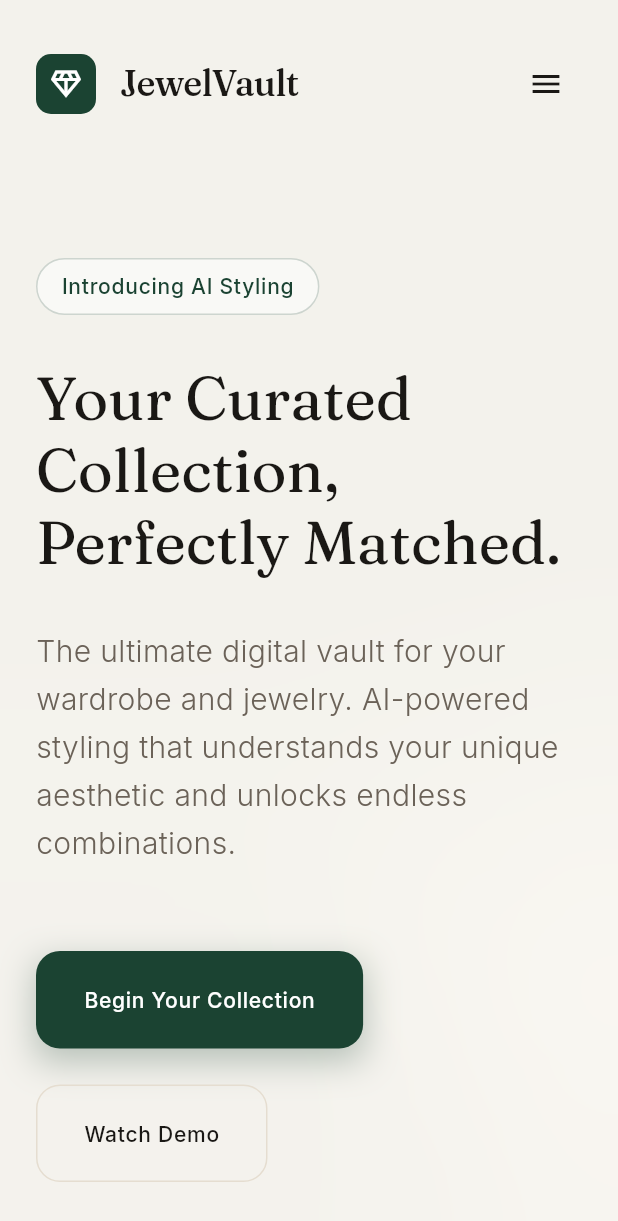
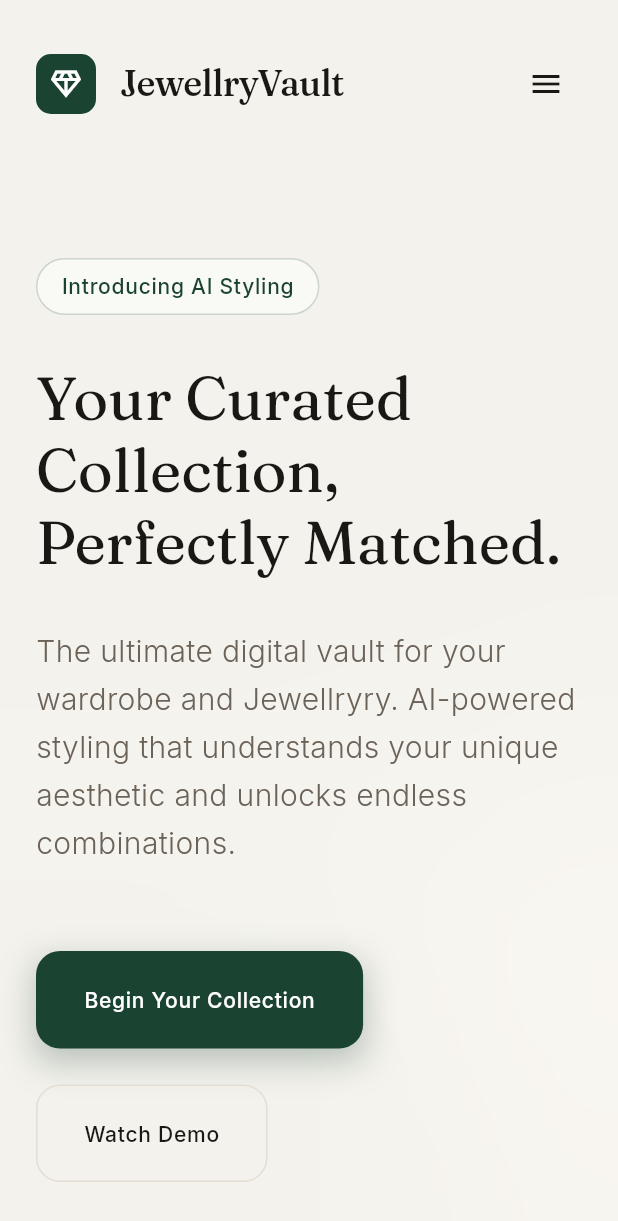
Before and after one commit to Krithi-Acharya/jewellry_vault, a Flutter app: the screen it shows after launch, after a tap on the "menu" icon, on a phone screen of 412 x 824 dp. Shown: the top 1221 px of the screen. Run offline on Flutter 3.47's test engine with Material 3 defaults, Android fonts, the phone set to English and light mode, and no system bars; our stand-ins replace google_fonts.

Commit message:
Changed names from jewel to jewellry

```diff
--- a/lib/landing_page.dart
+++ b/lib/landing_page.dart
@@ -2,7 +2,7 @@ import 'dart:ui';
 import 'package:flutter/material.dart';
 import 'package:google_fonts/google_fonts.dart';
 
-class JewelVaultColors {
+class JewellryVaultColors {
   static const Color background = Color(0xFFFCF9F4);
   static const Color primaryEmerald = Color(0xFF1B4332);
   static const Color darkEmerald = Color(0xFF012D1D);
@@ -12,11 +12,11 @@ class JewelVaultColors {
   static const Color secondaryText = Color(0xFF6B6258);
 }
 
-class JewelVaultTypography {
+class JewellryVaultTypography {
   static TextStyle displayMassive = GoogleFonts.fraunces(
     fontSize: 84,
     fontWeight: FontWeight.w400,
-    color: JewelVaultColors.primaryText,
+    color: JewellryVaultColors.primaryText,
     height: 1.1,
     letterSpacing: -0.03,
   );
@@ -24,7 +24,7 @@ class JewelVaultTypography {
   static TextStyle displayLarge = GoogleFonts.fraunces(
     fontSize: 56,
     fontWeight: FontWeight.w400,
-    color: JewelVaultColors.primaryText,
+    color: JewellryVaultColors.primaryText,
     height: 1.15,
     letterSpacing: -0.02,
   );
@@ -32,7 +32,7 @@ class JewelVaultTypography {
   static TextStyle displayMedium = GoogleFonts.fraunces(
     fontSize: 40,
     fontWeight: FontWeight.w400,
-    color: JewelVaultColors.primaryText,
+    color: JewellryVaultColors.primaryText,
     height: 1.2,
     letterSpacing: -0.01,
   );
@@ -40,27 +40,27 @@ class JewelVaultTypography {
   static TextStyle headingLarge = GoogleFonts.fraunces(
     fontSize: 28,
     fontWeight: FontWeight.w500,
-    color: JewelVaultColors.primaryText,
+    color: JewellryVaultColors.primaryText,
     height: 1.4,
   );
 
   static TextStyle headingMedium = GoogleFonts.fraunces(
     fontSize: 22,
     fontWeight: FontWeight.w500,
-    color: JewelVaultColors.primaryText,
+    color: JewellryVaultColors.primaryText,
   );
 
   static TextStyle bodyLarge = GoogleFonts.inter(
     fontSize: 20,
     fontWeight: FontWeight.w300,
-    color: JewelVaultColors.secondaryText,
+    color: JewellryVaultColors.secondaryText,
     height: 1.6,
   );
 
   static TextStyle bodyMedium = GoogleFonts.inter(
     fontSize: 16,
     fontWeight: FontWeight.w400,
-    color: JewelVaultColors.secondaryText,
+    color: JewellryVaultColors.secondaryText,
     height: 1.6,
   );
 
@@ -77,7 +77,7 @@ class LandingPage extends StatelessWidget {
   @override
   Widget build(BuildContext context) {
     return Scaffold(
-      backgroundColor: JewelVaultColors.background,
+      backgroundColor: JewellryVaultColors.background,
       body: Stack(
         children: [
           // Background ambient blurs
@@ -89,7 +89,7 @@ class LandingPage extends StatelessWidget {
               height: 800,
               decoration: BoxDecoration(
                 shape: BoxShape.circle,
-                color: JewelVaultColors.primaryEmerald.withOpacity(0.04),
+                color: JewellryVaultColors.primaryEmerald.withOpacity(0.04),
               ),
               child: BackdropFilter(
                 filter: ImageFilter.blur(sigmaX: 100, sigmaY: 100),
@@ -105,7 +105,7 @@ class LandingPage extends StatelessWidget {
               height: 600,
               decoration: BoxDecoration(
                 shape: BoxShape.circle,
-                color: JewelVaultColors.primaryEmerald.withOpacity(0.03),
+                color: JewellryVaultColors.primaryEmerald.withOpacity(0.03),
               ),
               child: BackdropFilter(
                 filter: ImageFilter.blur(sigmaX: 80, sigmaY: 80),
@@ -154,15 +154,15 @@ class _NavBar extends StatelessWidget {
               Container(
                 padding: const EdgeInsets.all(8),
                 decoration: BoxDecoration(
-                  color: JewelVaultColors.primaryEmerald,
+                  color: JewellryVaultColors.primaryEmerald,
                   borderRadius: BorderRadius.circular(10),
                 ),
                 child: const Icon(Icons.diamond_outlined, color: Colors.white, size: 24),
               ),
               const SizedBox(width: 16),
               Text(
-                'JewelVault',
-                style: JewelVaultTypography.headingLarge.copyWith(fontSize: 24, letterSpacing: -0.5),
+                'JewellryVault',
+                style: JewellryVaultTypography.headingLarge.copyWith(fontSize: 24, letterSpacing: -0.5),
               ),
             ],
           ),
@@ -186,7 +186,7 @@ class _NavBar extends StatelessWidget {
             )
           else
             IconButton(
-              icon: const Icon(Icons.menu, color: JewelVaultColors.primaryText),
+              icon: const Icon(Icons.menu, color: JewellryVaultColors.primaryText),
               onPressed: () {},
             ),
           if (isDesktop)
@@ -207,8 +207,8 @@ class _NavTextButton extends StatelessWidget {
     return TextButton(
       onPressed: () {},
       style: TextButton.styleFrom(
-        foregroundColor: JewelVaultColors.primaryText,
-        textStyle: JewelVaultTypography.labelLarge,
+        foregroundColor: JewellryVaultColors.primaryText,
+        textStyle: JewellryVaultTypography.labelLarge,
       ),
       child: Text(text),
     );
@@ -229,7 +229,7 @@ class _PrimaryButton extends StatelessWidget {
         boxShadow: [
           if (isDark)
             BoxShadow(
-              color: JewelVaultColors.primaryEmerald.withOpacity(0.3),
+              color: JewellryVaultColors.primaryEmerald.withOpacity(0.3),
               blurRadius: 20,
               offset: const Offset(0, 8),
             )
@@ -238,14 +238,14 @@ class _PrimaryButton extends StatelessWidget {
       child: ElevatedButton(
         onPressed: onPressed ?? () {},
         style: ElevatedButton.styleFrom(
-          backgroundColor: isDark ? JewelVaultColors.primaryEmerald : Colors.white,
-          foregroundColor: isDark ? Colors.white : JewelVaultColors.primaryEmerald,
+          backgroundColor: isDark ? JewellryVaultColors.primaryEmerald : Colors.white,
+          foregroundColor: isDark ? Colors.white : JewellryVaultColors.primaryEmerald,
           elevation: 0,
           padding: const EdgeInsets.symmetric(horizontal: 32, vertical: 24),
           shape: RoundedRectangleBorder(
             borderRadius: BorderRadius.circular(16),
           ),
-          textStyle: JewelVaultTypography.labelLarge,
+          textStyle: JewellryVaultTypography.labelLarge,
         ),
         child: Text(text),
       ),
@@ -271,24 +271,24 @@ class _HeroSection extends StatelessWidget {
           Container(
             padding: const EdgeInsets.symmetric(horizontal: 16, vertical: 8),
             decoration: BoxDecoration(
-              border: Border.all(color: JewelVaultColors.primaryEmerald.withOpacity(0.2)),
+              border: Border.all(color: JewellryVaultColors.primaryEmerald.withOpacity(0.2)),
               borderRadius: BorderRadius.circular(32),
               color: Colors.white.withOpacity(0.5),
             ),
             child: Text(
               'Introducing AI Styling',
-              style: JewelVaultTypography.labelLarge.copyWith(color: JewelVaultColors.primaryEmerald),
+              style: JewellryVaultTypography.labelLarge.copyWith(color: JewellryVaultColors.primaryEmerald),
             ),
           ),
           const SizedBox(height: 32),
           Text(
             'Your Curated Collection,\nPerfectly Matched.',
-            style: isDesktop ? JewelVaultTypography.displayMassive : JewelVaultTypography.displayMedium,
+            style: isDesktop ? JewellryVaultTypography.displayMassive : JewellryVaultTypography.displayMedium,
           ),
           const SizedBox(height: 32),
           Text(
-            'The ultimate digital vault for your wardrobe and jewelry. AI-powered styling that understands your unique aesthetic and unlocks endless combinations.',
-            style: JewelVaultTypography.bodyLarge,
+            'The ultimate digital vault for your wardrobe and Jewellryry. AI-powered styling that understands your unique aesthetic and unlocks endless combinations.',
+            style: JewellryVaultTypography.bodyLarge,
           ),
           const SizedBox(height: 56),
           Wrap(
@@ -299,13 +299,13 @@ class _HeroSection extends StatelessWidget {
               OutlinedButton(
                 onPressed: () {},
                 style: OutlinedButton.styleFrom(
-                  foregroundColor: JewelVaultColors.primaryText,
-                  side: const BorderSide(color: JewelVaultColors.border, width: 1),
+                  foregroundColor: JewellryVaultColors.primaryText,
+                  side: const BorderSide(color: JewellryVaultColors.border, width: 1),
                   padding: const EdgeInsets.symmetric(horizontal: 32, vertical: 24),
                   shape: RoundedRectangleBorder(
                     borderRadius: BorderRadius.circular(16),
                   ),
-                  textStyle: JewelVaultTypography.labelLarge,
+                  textStyle: JewellryVaultTypography.labelLarge,
                 ),
                 child: const Text('Watch Demo'),
               ),
@@ -346,11 +346,11 @@ class _HeroSection extends StatelessWidget {
                     child: Container(
                       margin: const EdgeInsets.all(12),
                       decoration: BoxDecoration(
-                        color: JewelVaultColors.background,
+                        color: JewellryVaultColors.background,
                         borderRadius: BorderRadius.circular(24),
                       ),
                       child: const Center(
-                        child: Icon(Icons.checkroom_outlined, size: 64, color: JewelVaultColors.border),
+                        child: Icon(Icons.checkroom_outlined, size: 64, color: JewellryVaultColors.border),
                       ),
                     ),
                   ),
@@ -359,9 +359,9 @@ class _HeroSection extends StatelessWidget {
                     child: Column(
                       crossAxisAlignment: CrossAxisAlignment.start,
                       children: [
-                        Text('Silk Slip Dress', style: JewelVaultTypography.headingMedium),
+                        Text('Silk Slip Dress', style: JewellryVaultTypography.headingMedium),
                         const SizedBox(height: 4),
-                        Text('Evening Wear', style: JewelVaultTypography.bodyMedium),
+                        Text('Evening Wear', style: JewellryVaultTypography.bodyMedium),
                       ],
                     ),
                   )
@@ -370,7 +370,7 @@ class _HeroSection extends StatelessWidget {
             ),
           ),
 
-          // Floating Jewelry Card
+          // Floating Jewellryry Card
           Positioned(
             left: isDesktop ? 0 : 10,
             top: isDesktop ? 60 : 20,
@@ -383,7 +383,7 @@ class _HeroSection extends StatelessWidget {
                 border: Border.all(color: Colors.white, width: 2),
                 boxShadow: [
                   BoxShadow(
-                    color: JewelVaultColors.primaryEmerald.withOpacity(0.08),
+                    color: JewellryVaultColors.primaryEmerald.withOpacity(0.08),
                     blurRadius: 30,
                     offset: const Offset(-10, 15),
                   ),
@@ -400,11 +400,11 @@ class _HeroSection extends StatelessWidget {
                         child: Container(
                           margin: const EdgeInsets.all(8),
                           decoration: BoxDecoration(
-                            color: JewelVaultColors.background.withOpacity(0.5),
+                            color: JewellryVaultColors.background.withOpacity(0.5),
                             borderRadius: BorderRadius.circular(16),
                           ),
                           child: const Center(
-                            child: Icon(Icons.diamond_outlined, size: 48, color: JewelVaultColors.primaryEmerald),
+                            child: Icon(Icons.diamond_outlined, size: 48, color: JewellryVaultColors.primaryEmerald),
                           ),
                         ),
                       ),
@@ -413,8 +413,8 @@ class _HeroSection extends StatelessWidget {
                         child: Column(
                           crossAxisAlignment: CrossAxisAlignment.start,
                           children: [
-                            Text('Emerald Pendant', style: JewelVaultTypography.bodyLarge.copyWith(color: JewelVaultColors.primaryText, fontWeight: FontWeight.w500)),
-                            Text('Perfect Match', style: JewelVaultTypography.bodyMedium.copyWith(color: JewelVaultColors.primaryEmerald)),
+                            Text('Emerald Pendant', style: JewellryVaultTypography.bodyLarge.copyWith(color: JewellryVaultColors.primaryText, fontWeight: FontWeight.w500)),
+                            Text('Perfect Match', style: JewellryVaultTypography.bodyMedium.copyWith(color: JewellryVaultColors.primaryEmerald)),
                           ],
                         ),
                       )
@@ -432,11 +432,11 @@ class _HeroSection extends StatelessWidget {
             child: Container(
               padding: const EdgeInsets.symmetric(horizontal: 20, vertical: 12),
               decoration: BoxDecoration(
-                color: JewelVaultColors.primaryEmerald,
+                color: JewellryVaultColors.primaryEmerald,
                 borderRadius: BorderRadius.circular(32),
                 boxShadow: [
                   BoxShadow(
-                    color: JewelVaultColors.primaryEmerald.withOpacity(0.3),
+                    color: JewellryVaultColors.primaryEmerald.withOpacity(0.3),
                     blurRadius: 20,
                     offset: const Offset(0, 10),
                   ),
@@ -447,7 +447,7 @@ class _HeroSection extends StatelessWidget {
                 children: [
                   const Icon(Icons.auto_awesome, color: Colors.white, size: 18),
                   const SizedBox(width: 8),
-                  Text('98% Match', style: JewelVaultTypography.labelLarge.copyWith(color: Colors.white)),
+                  Text('98% Match', style: JewellryVaultTypography.labelLarge.copyWith(color: Colors.white)),
                 ],
               ),
             ),
@@ -503,13 +503,13 @@ class _FeaturesSection extends StatelessWidget {
               children: [
                 Text(
                   'The Art of Curation',
-                  style: isDesktop ? JewelVaultTypography.displayLarge : JewelVaultTypography.displayMedium,
+                  style: isDesktop ? JewellryVaultTypography.displayLarge : JewellryVaultTypography.displayMedium,
                   textAlign: TextAlign.center,
                 ),
                 const SizedBox(height: 24),
                 Text(
-                  'Discover how JewelVault transforms your closet into a boutique experience with intelligent tools designed for the modern collector.',
-                  style: JewelVaultTypography.bodyLarge,
+                  'Discover how JewellryVault transforms your closet into a boutique experience with intelligent tools designed for the modern collector.',
+                  style: JewellryVaultTypography.bodyLarge,
                   textAlign: TextAlign.center,
                 ),
               ],
@@ -532,7 +532,7 @@ class _FeaturesSection extends StatelessWidget {
                   child: _FeatureCard(
                     icon: Icons.auto_awesome_outlined,
                     title: 'AI Match Engine',
-                    description: 'Our proprietary intelligence pairs your jewelry with your garments, unlocking unseen aesthetic combinations.',
+                    description: 'Our proprietary intelligence pairs your Jewellryry with your garments, unlocking unseen aesthetic combinations.',
                   ),
                 ),
                 const SizedBox(width: 40),
@@ -558,7 +558,7 @@ class _FeaturesSection extends StatelessWidget {
                 const _FeatureCard(
                   icon: Icons.auto_awesome_outlined,
                   title: 'AI Match Engine',
-                  description: 'Our proprietary intelligence pairs your jewelry with your garments, unlocking unseen aesthetic combinations.',
+                  description: 'Our proprietary intelligence pairs your Jewellryry with your garments, unlocking unseen aesthetic combinations.',
                 ),
                 const SizedBox(height: 32),
                 const _FeatureCard(
@@ -606,12 +606,12 @@ class _FeatureCardState extends State<_FeatureCard> {
           color: Colors.white,
           borderRadius: BorderRadius.circular(32),
           border: Border.all(
-            color: _isHovered ? JewelVaultColors.primaryEmerald.withOpacity(0.2) : Colors.white,
+            color: _isHovered ? JewellryVaultColors.primaryEmerald.withOpacity(0.2) : Colors.white,
           ),
           boxShadow: [
             BoxShadow(
               color: _isHovered
-                  ? JewelVaultColors.primaryEmerald.withOpacity(0.08)
+                  ? JewellryVaultColors.primaryEmerald.withOpacity(0.08)
                   : Colors.black.withOpacity(0.03),
               blurRadius: _isHovered ? 40 : 20,
               offset: Offset(0, _isHovered ? 20 : 10),
@@ -627,8 +627,8 @@ class _FeatureCardState extends State<_FeatureCard> {
               decoration: BoxDecoration(
                 gradient: LinearGradient(
                   colors: _isHovered
-                      ? [JewelVaultColors.primaryEmerald, JewelVaultColors.darkEmerald]
-                      : [JewelVaultColors.background, JewelVaultColors.background],
+                      ? [JewellryVaultColors.primaryEmerald, JewellryVaultColors.darkEmerald]
+                      : [JewellryVaultColors.background, JewellryVaultColors.background],
                   begin: Alignment.topLeft,
                   end: Alignment.bottomRight,
                 ),
@@ -636,19 +636,19 @@ class _FeatureCardState extends State<_FeatureCard> {
               ),
               child: Icon(
                 widget.icon,
-                color: _isHovered ? Colors.white : JewelVaultColors.primaryEmerald,
+                color: _isHovered ? Colors.white : JewellryVaultColors.primaryEmerald,
                 size: 40,
               ),
             ),
             const SizedBox(height: 40),
             Text(
               widget.title,
-              style: JewelVaultTypography.headingLarge,
+              style: JewellryVaultTypography.headingLarge,
             ),
             const SizedBox(height: 20),
             Text(
               widget.description,
-              style: JewelVaultTypography.bodyLarge,
+              style: JewellryVaultTypography.bodyLarge,
             ),
           ],
         ),
@@ -674,7 +674,7 @@ class _HowItWorksSection extends StatelessWidget {
         children: [
           Text(
             'The Process',
-            style: isDesktop ? JewelVaultTypography.displayLarge : JewelVaultTypography.displayMedium,
+            style: isDesktop ? JewellryVaultTypography.displayLarge : JewellryVaultTypography.displayMedium,
             textAlign: TextAlign.center,
           ),
           const SizedBox(height: 100),
@@ -757,7 +757,7 @@ class _TimelineStep extends StatelessWidget {
           style: GoogleFonts.inter(
             fontSize: 64,
             fontWeight: FontWeight.w200,
-            color: JewelVaultColors.border,
+            color: JewellryVaultColors.border,
             height: 1,
           ),
         ),
@@ -765,17 +765,17 @@ class _TimelineStep extends StatelessWidget {
         Container(
           height: 2,
           width: 80,
-          color: JewelVaultColors.primaryEmerald,
+          color: JewellryVaultColors.primaryEmerald,
         ),
         const SizedBox(height: 32),
         Text(
           title,
-          style: JewelVaultTypography.headingLarge,
+          style: JewellryVaultTypography.headingLarge,
         ),
         const SizedBox(height: 16),
         Text(
           description,
-          style: JewelVaultTypography.bodyLarge,
+          style: JewellryVaultTypography.bodyLarge,
         ),
       ],
     );
@@ -790,7 +790,7 @@ class _TestimonialSection extends StatelessWidget {
     final isDesktop = MediaQuery.of(context).size.width > 900;
 
     return Container(
-      color: JewelVaultColors.darkEmerald,
+      color: JewellryVaultColors.darkEmerald,
       padding: EdgeInsets.symmetric(
         horizontal: isDesktop ? 80 : 24,
         vertical: isDesktop ? 160 : 100,
@@ -800,8 +800,8 @@ class _TestimonialSection extends StatelessWidget {
           Text(
             'Curated Feedback',
             style: isDesktop
-                ? JewelVaultTypography.displayLarge.copyWith(color: Colors.white)
-                : JewelVaultTypography.displayMedium.copyWith(color: Colors.white),
+                ? JewellryVaultTypography.displayLarge.copyWith(color: Colors.white)
+                : JewellryVaultTypography.displayMedium.copyWith(color: Colors.white),
             textAlign: TextAlign.center,
           ),
           const SizedBox(height: 80),
@@ -847,18 +847,18 @@ class _MockReviewCard extends StatelessWidget {
           Row(
             children: List.generate(
               5,
-              (index) => const Icon(Icons.star, color: JewelVaultColors.border, size: 16)
+              (index) => const Icon(Icons.star, color: JewellryVaultColors.border, size: 16)
             ),
           ),
           const SizedBox(height: 32),
           Text(
             '"Mock Review"',
-            style: JewelVaultTypography.headingMedium.copyWith(color: Colors.white),
+            style: JewellryVaultTypography.headingMedium.copyWith(color: Colors.white),
           ),
           const SizedBox(height: 16),
           Text(
             'This is a placeholder for a future review from a client or critic.',
-            style: JewelVaultTypography.bodyMedium.copyWith(color: Colors.white.withOpacity(0.6)),
+            style: JewellryVaultTypography.bodyMedium.copyWith(color: Colors.white.withOpacity(0.6)),
           ),
           const SizedBox(height: 48),
           Row(
@@ -910,7 +910,7 @@ class _FinalCTASection extends StatelessWidget {
     final isDesktop = MediaQuery.of(context).size.width > 900;
 
     return Container(
-      color: JewelVaultColors.whiteCard,
+      color: JewellryVaultColors.whiteCard,
       padding: EdgeInsets.symmetric(
         horizontal: isDesktop ? 80 : 24,
         vertical: isDesktop ? 160 : 100,
@@ -918,15 +918,15 @@ class _FinalCTASection extends StatelessWidget {
       child: Container(
         padding: EdgeInsets.all(isDesktop ? 100 : 40),
         decoration: BoxDecoration(
-          color: JewelVaultColors.background,
+          color: JewellryVaultColors.background,
           borderRadius: BorderRadius.circular(40),
-          border: Border.all(color: JewelVaultColors.border.withOpacity(0.5)),
+          border: Border.all(color: JewellryVaultColors.border.withOpacity(0.5)),
         ),
         child: Column(
           children: [
             Text(
               'Ready to elevate your collection?',
-              style: isDesktop ? JewelVaultTypography.displayLarge : JewelVaultTypography.displayMedium,
+              style: isDesktop ? JewellryVaultTypography.displayLarge : JewellryVaultTypography.displayMedium,
               textAlign: TextAlign.center,
             ),
             const SizedBox(height: 48),
@@ -946,7 +946,7 @@ class _FooterSection extends StatelessWidget {
     final isDesktop = MediaQuery.of(context).size.width > 800;
 
     return Container(
-      color: JewelVaultColors.whiteCard,
+      color: JewellryVaultColors.whiteCard,
       padding: EdgeInsets.symmetric(
         horizontal: isDesktop ? 80 : 24,
         vertical: 64,
@@ -955,7 +955,7 @@ class _FooterSection extends StatelessWidget {
         children: [
           Container(
             height: 1,
-            color: JewelVaultColors.border,
+            color: JewellryVaultColors.border,
             margin: const EdgeInsets.only(bottom: 64),
           ),
           Flex(
@@ -965,11 +965,11 @@ class _FooterSection extends StatelessWidget {
             children: [
               Row(
                 children: [
-                  const Icon(Icons.diamond_outlined, color: JewelVaultColors.primaryEmerald, size: 24),
+                  const Icon(Icons.diamond_outlined, color: JewellryVaultColors.primaryEmerald, size: 24),
                   const SizedBox(width: 12),
                   Text(
-                    'JewelVault',
-                    style: JewelVaultTypography.headingMedium,
+                    'JewellryVault',
+                    style: JewellryVaultTypography.headingMedium,
                   ),
                 ],
               ),
@@ -986,8 +986,8 @@ class _FooterSection extends StatelessWidget {
               ),
               if (!isDesktop) const SizedBox(height: 48),
               Text(
-                '© ${DateTime.now().year} JewelVault. All rights reserved.',
-                style: JewelVaultTypography.bodyMedium,
+                '© ${DateTime.now().year} JewellryVault. All rights reserved.',
+                style: JewellryVaultTypography.bodyMedium,
               ),
             ],
           ),
@@ -1008,8 +1008,8 @@ class _FooterLink extends StatelessWidget {
       onTap: () {},
       child: Text(
         text,
-        style: JewelVaultTypography.bodyMedium.copyWith(
-          color: JewelVaultColors.primaryText,
+        style: JewellryVaultTypography.bodyMedium.copyWith(
+          color: JewellryVaultColors.primaryText,
           fontWeight: FontWeight.w500,
         ),
       ),
--- a/lib/main.dart
+++ b/lib/main.dart
@@ -11,7 +11,7 @@ class MyApp extends StatelessWidget {
   @override
   Widget build(BuildContext context) {
     return MaterialApp(
-      title: 'JewelVault',
+      title: 'JewellryVault',
       debugShowCheckedModeBanner: false,
       theme: ThemeData(
         colorScheme: ColorScheme.fromSeed(seedColor: const Color(0xFF1B4332)),
```
